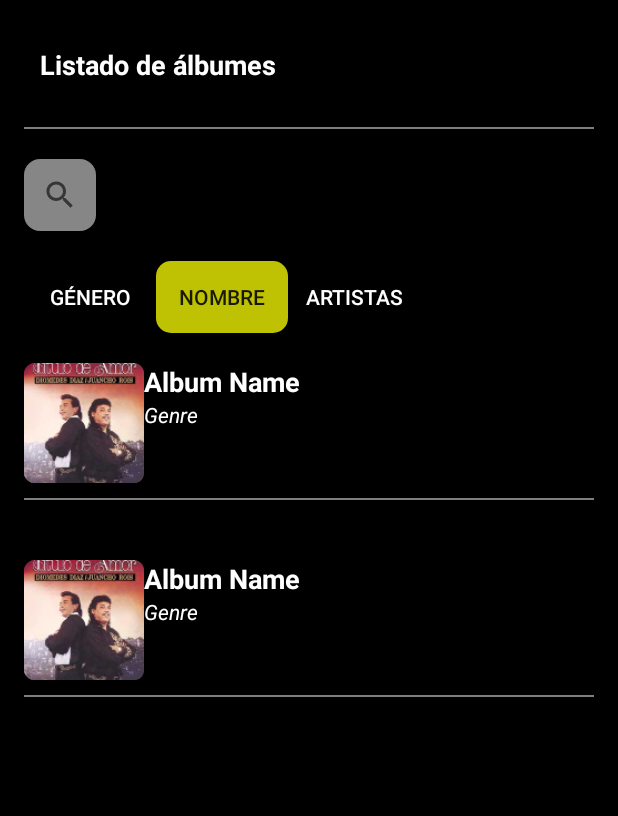
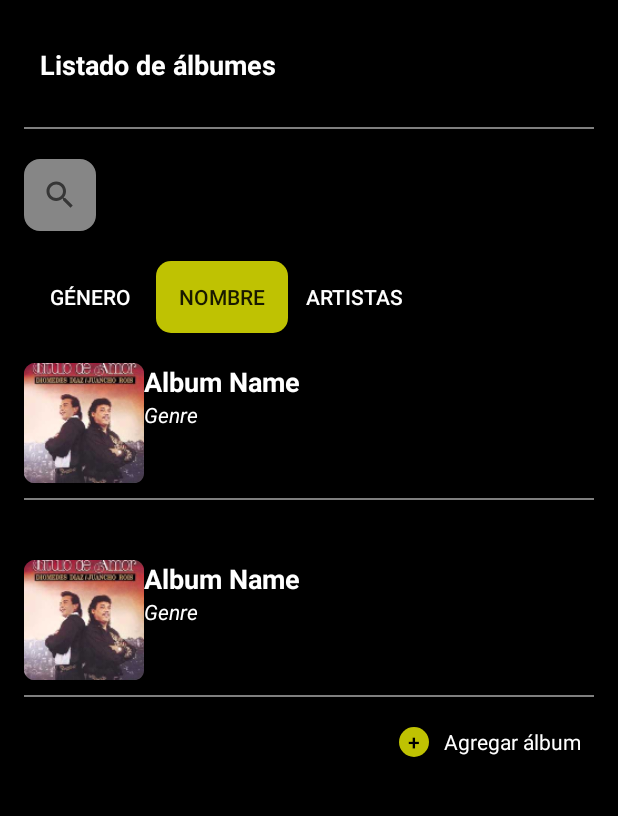
Before and after one commit to kevin96uniandes/MISO2023-aplicaciones-moviles, an Android app: the fragment ListAlbumsFragment shown on its own in the app's theme, on a phone screen of 412 x 824 dp, the part 62-878 px from its top. Run offline under Robolectric (Android 15) with nearby library versions, the phone set to English and light mode, and no system bars.

Commit message:
Se adiciona el boton de agregar album

```diff
--- a/app/src/main/res/layout/fragment_list_albums.xml
+++ b/app/src/main/res/layout/fragment_list_albums.xml
@@ -13,6 +13,7 @@
         android:padding="16dp"
         android:rotationX="0">
 
+        <!-- Label principal -->
         <androidx.appcompat.widget.LinearLayoutCompat
             android:layout_width="match_parent"
             android:layout_height="wrap_content"
@@ -31,6 +32,7 @@
                 android:layout_marginBottom="20dp"/>
         </androidx.appcompat.widget.LinearLayoutCompat>
 
+        <!-- Campo de busqueda -->
         <androidx.appcompat.widget.LinearLayoutCompat
             android:layout_width="match_parent"
             android:layout_height="wrap_content"
@@ -44,6 +46,7 @@
                 android:layout_marginBottom="20dp" />
         </androidx.appcompat.widget.LinearLayoutCompat>
 
+        <!-- Botones de ordenamiento -->
         <androidx.appcompat.widget.LinearLayoutCompat
             android:layout_width="match_parent"
             android:layout_height="wrap_content"
@@ -70,6 +73,7 @@
                 android:textColor="@color/white" />
         </androidx.appcompat.widget.LinearLayoutCompat>
 
+        <!-- Item de la lista 1 -->
         <androidx.appcompat.widget.LinearLayoutCompat
             android:layout_width="match_parent"
             android:layout_height="wrap_content"
@@ -123,6 +127,8 @@
                 android:background="@color/white" />
 
         </androidx.appcompat.widget.LinearLayoutCompat>
+
+        <!-- Item de la lista 1 -->
         <androidx.appcompat.widget.LinearLayoutCompat
             android:layout_width="match_parent"
             android:layout_height="wrap_content"
@@ -177,5 +183,32 @@
 
         </androidx.appcompat.widget.LinearLayoutCompat>
 
+        <!-- Botón de agregar álbum -->
+        <androidx.appcompat.widget.LinearLayoutCompat
+            android:layout_width="wrap_content"
+            android:layout_height="wrap_content"
+            android:layout_gravity="right"
+            android:orientation="horizontal">
+
+            <androidx.appcompat.widget.AppCompatButton
+                android:id="@+id/add_album"
+                android:layout_width="20dp"
+                android:layout_height="20dp"
+                android:background="@drawable/rounded_button"
+                android:text="+"
+                android:textColor="@color/black" />
+
+            <TextView
+                android:id="@+id/text_button_add_album"
+                android:layout_width="110dp"
+                android:layout_height="wrap_content"
+                android:layout_gravity="right"
+                android:paddingLeft="10dp"
+                android:text="@string/add_album"
+                android:textColor="@color/white"
+                android:textSize="14sp" />
+
+        </androidx.appcompat.widget.LinearLayoutCompat>
+
     </androidx.appcompat.widget.LinearLayoutCompat>
 </ScrollView>
--- a/app/src/main/res/values/strings.xml
+++ b/app/src/main/res/values/strings.xml
@@ -21,4 +21,5 @@
     <string name="list_albums_label">Listado de álbumes</string>
     <string name="order_name_label">Nombre</string>
     <string name="title_activity_list_albums">ListAlbumsActivity</string>
+    <string name="add_album">Agregar álbum</string>
 </resources>
```
